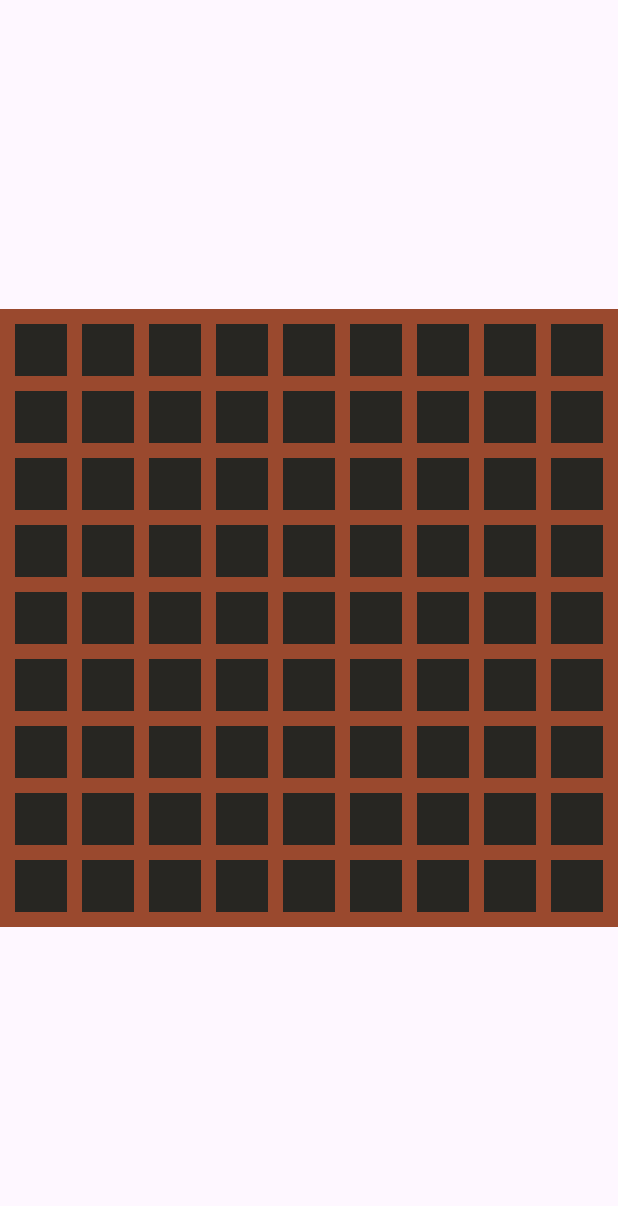
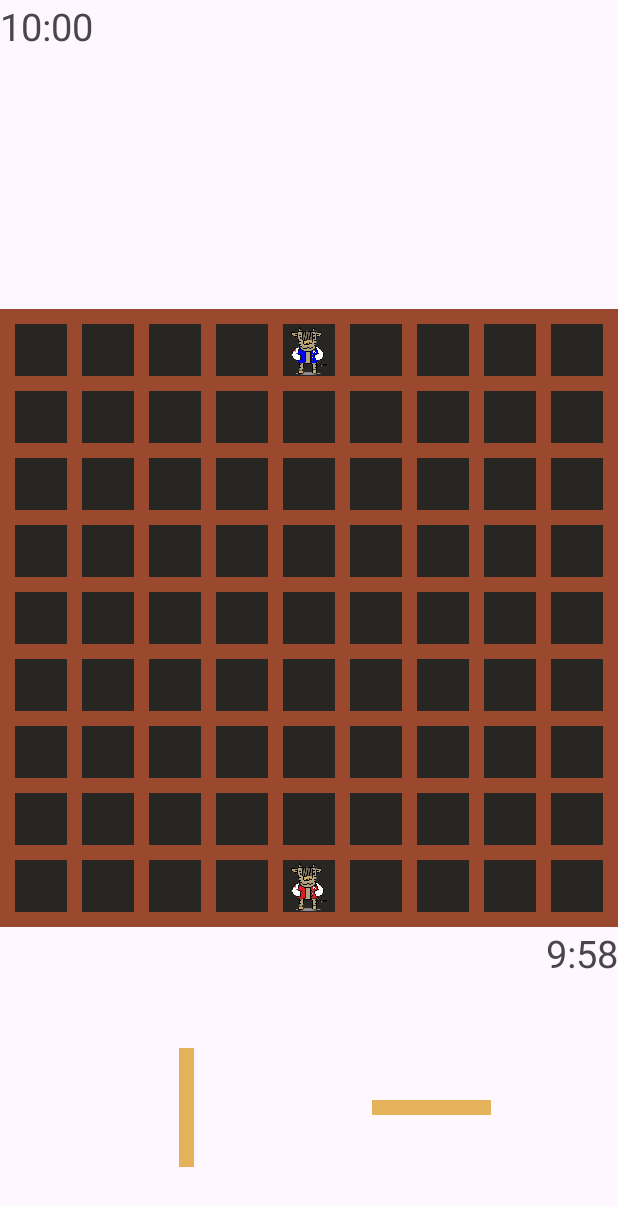
Before and after one commit to DongGi-create/Quoridor, an Android app: the Game1v1 screen opened directly, with no data from a screen before it, on a phone screen of 412 x 824 dp. Shown: the top 1206 px of the screen. Run offline under Robolectric (Android 15) with nearby library versions, the phone set to English and light mode, and no system bars.

Commit message:
wall dragging add

```diff
--- /dev/null
+++ b/app/src/main/java/com/example/quoridor/ingame/FrontPlayer.kt
@@ -0,0 +1,15 @@
+package com.example.quoridor.ingame
+
+import android.widget.ImageView
+import com.example.quoridor.domain.Player
+import com.example.quoridor.domain.utils.PlayerColorType
+
+class FrontPlayer (
+    val image: ImageView,
+    row: Int,
+    col: Int,
+    uid: String,
+    playerColorType: PlayerColorType
+): Player(10, 10 * 60 * 1000, row, col, uid, playerColorType) {
+
+}
--- a/app/src/main/java/com/example/quoridor/ingame/Game1v1.kt
+++ b/app/src/main/java/com/example/quoridor/ingame/Game1v1.kt
@@ -1,24 +1,46 @@
 package com.example.quoridor.ingame
 
+import android.content.ClipData
+import android.content.ClipDescription
 import android.os.Bundle
-import android.os.PersistableBundle
 import android.util.Log
+import android.view.DragEvent
 import android.view.View
+import android.view.ViewGroup
+import android.widget.ImageView
 import android.widget.LinearLayout
 import androidx.activity.ComponentActivity
-import androidx.core.view.children
 import com.example.quoridor.R
 import com.example.quoridor.databinding.ActivityGame1v1Binding
+import com.example.quoridor.domain.utils.PlayerColorType
+import com.example.quoridor.ingame.utils.Calc
+import com.example.quoridor.ingame.utils.TimeCounter
+import com.example.quoridor.ingame.utils.WallType
 import java.util.LinkedList
 import java.util.Queue
-import kotlin.reflect.typeOf
 
 class Game1v1 : ComponentActivity() {
 //    lateinit var binding: ActivityGame1v1Binding
 
-    private var pieces = Array<Array<LinearLayout?>>(9){Array<LinearLayout?>(9){null} }
-    private var vertWalls = Array<Array<View?>>(8){Array<View?>(8){null} }
-    private var horiWalls = Array<Array<View?>>(8){Array<View?>(8){null} }
+    private val pieces by lazy {
+        Array(9){Array(9){ LinearLayout(applicationContext) } }
+    }
+
+    private val walls by lazy {
+        Array(2){Array(8){Array(8){ View(applicationContext) } }}
+    }
+    private val wallCenters by lazy {
+        Array(2){Array(8){Array(8){ Pair(0F, 0F) } }}
+    }
+
+    private val vertWalls by lazy {
+        walls[WallType.Vertical.ordinal]
+    }
+    private val horiWalls by lazy {
+        walls[WallType.Horizontal.ordinal]
+    }
+
+    private var candidateWall: View? = null
 
     private val dr = arrayOf(1,0,-1,0)
     private val dc = arrayOf(0,1,0,-1)
@@ -28,10 +50,29 @@ class Game1v1 : ComponentActivity() {
     }
 
     private var turn: Int = 0
+    private val timeLimit: Long = 10 * 60 * 1000
 
-    private val player0: Player = Player(0, 4, 0)
-    private val player1: Player = Player(8, 4, 1)
+    private val player0 by lazy{
+        val image = ImageView(applicationContext)
+        image.setImageResource(R.drawable.hobanwoo_red)
+        image.adjustViewBounds = true
+        val lp = ViewGroup.LayoutParams(ViewGroup.LayoutParams.MATCH_PARENT, ViewGroup.LayoutParams.MATCH_PARENT)
+        image.layoutParams = lp
+        FrontPlayer(image,8, 4, "p0", PlayerColorType.RED)
+    }
+    private var timer0: TimeCounter? = null
 
+    private val player1 by lazy {
+        val image = ImageView(applicationContext)
+        image.setImageResource(R.drawable.hobanwoo_blue)
+        image.adjustViewBounds = true
+        val lp = ViewGroup.LayoutParams(ViewGroup.LayoutParams.MATCH_PARENT, ViewGroup.LayoutParams.MATCH_PARENT)
+        image.layoutParams = lp
+        FrontPlayer(image, 0, 4, "p1", PlayerColorType.BLUE)
+    }
+    private var timer1: TimeCounter? = null
+
+    private val DIRTFY_TAG = "Dritfy"
 
     override fun onCreate(savedInstanceState: Bundle?) {
         super.onCreate(savedInstanceState)
@@ -44,8 +85,8 @@ class Game1v1 : ComponentActivity() {
                 Log.d("WeGlonD", tag.toString())
                 Log.d("WeGlonD", "piece found")
                 if(tag != null && tag.length > 2) {
-                    val row = tag.get(1).digitToInt()
-                    val col = tag.get(2).digitToInt()
+                    val row = tag[1].digitToInt()
+                    val col = tag[2].digitToInt()
                     pieces[row][col] = v
                 }
                 v.setOnClickListener{
@@ -57,48 +98,246 @@ class Game1v1 : ComponentActivity() {
                 Log.d("WeGlonD", tag.toString())
                 if(tag != null && tag.length > 2){
                     Log.d("WeGlonD", "wall found")
-                    val row = tag.get(1).digitToInt()
-                    val col = tag.get(2).digitToInt()
-                    when(tag.get(0)) {
+                    val row = tag[1].digitToInt()
+                    val col = tag[2].digitToInt()
+                    var type = -1
+                    when(tag[0]) {
                         'v' -> {
-                            vertWalls[row][col] = v
+                            type = WallType.Vertical.ordinal
                         }
                         'h' -> {
-                            horiWalls[row][col] = v
+                            type = WallType.Horizontal.ordinal
                         }
+                    }
+
+                    if (type == -1) continue
+                    walls[type][row][col] = v
+                }
+            }
+        }
+        Log.d("WeGlonD", vertWalls[5][5].toString())
+
+        pieces[8][4].addView(player0.image)
+        timer0 = TimeCounter(this, binding.p0Timer, timeLimit)
+        pieces[0][4].addView(player1.image)
+        timer1 = TimeCounter(this, binding.p1Timer, timeLimit)
+
+        timer0?.start()
+    }
+
+    override fun onResume() {
+        super.onResume()
+
+        for (i in 0 until binding.gameBoardLayout.childCount){
+            val v = binding.gameBoardLayout.getChildAt(i)
+            if (v !is LinearLayout) {
+                val tag = v.tag as? String
+                if(tag != null && tag.length > 2){
+                    val row = tag[1].digitToInt()
+                    val col = tag[2].digitToInt()
+                    var type = -1
+                    when(tag[0]) {
+                        'v' -> {
+                            type = WallType.Vertical.ordinal
+
+                        }
+                        'h' -> {
+                            type = WallType.Horizontal.ordinal
+                        }
+                    }
+
+                    if (type == -1) continue
+
+                    v.post{
+                        val cx = v.x+v.width/2
+                        val cy = v.y+v.height/2
+                        wallCenters[type][row][col] = Pair(cx, cy)
+                        Log.d(DIRTFY_TAG, "center of ${tag[0]}$row$col: ($cx, $cy)")
                     }
                 }
             }
         }
-        Log.d("WeGlonD", vertWalls[5][5].toString())
+
+        walls[WallType.Vertical.ordinal][0][0].post {
+            val short = vertWalls[0][0].width
+            val long = vertWalls[0][0].height
+
+            var lp = binding.vertWall.layoutParams
+            lp.width = short
+            lp.height = long
+            binding.vertWall.layoutParams = lp
+            Log.d(DIRTFY_TAG, "vw w:${binding.vertWall.width}, h:${binding.vertWall.height}")
+
+            lp = binding.horiWall.layoutParams
+            lp.width = long
+            lp.height = short
+            binding.horiWall.layoutParams = lp
+        }
+
+
+        binding.vertWallLayout.apply{
+            tag = "chooseVertWall"
+            setOnLongClickListener {
+                wallChooseLongClick(it)
+            }
+        }
+
+        binding.horiWallLayout.apply {
+            tag = "chooseHoriWall"
+            setOnLongClickListener {
+                wallChooseLongClick(it)
+            }
+        }
+
+        binding.gameBoardLayout.setOnDragListener { _, dragEvent ->
+            when(dragEvent.action){
+                DragEvent.ACTION_DRAG_STARTED -> {
+                    dragEvent.clipDescription.hasMimeType(ClipDescription.MIMETYPE_TEXT_PLAIN)
+                }
+
+                DragEvent.ACTION_DRAG_ENTERED -> true
+
+                DragEvent.ACTION_DRAG_LOCATION -> {
+                    if (candidateWall != null) {
+                        candidateWall!!.visibility = View.INVISIBLE
+                        candidateWall = null
+                    }
+
+                    val x = dragEvent.x
+                    val y = dragEvent.y
+
+                    Log.d("Dirtfy", "DRAG_LOCATION: ($x, $y)")
+
+                    var wallType = 0
+                    when((dragEvent.localState as View).tag){
+                        "chooseVertWall" -> {
+                            wallType = WallType.Vertical.ordinal
+                        }
+                        "chooseHoriWall" -> {
+                            wallType = WallType.Horizontal.ordinal
+                        }
+                    }
+
+                    val wallCenters = wallCenters[wallType]
+                    val walls = walls[wallType]
+
+                    var minDis = -1F
+                    var nearestPair = Pair(0, 0)
+                    for (r in 0 .. 7){
+                        for (c in 0 .. 7){
+                            val distance = Calc.distance(Pair(x, y), wallCenters[r][c])
+                            if (minDis == -1F || distance < minDis){
+                                minDis = distance
+                                nearestPair = Pair(r, c)
+                            }
+                        }
+                    }
+
+                    if (walls[nearestPair.first][nearestPair.second].visibility != View.VISIBLE){
+                        candidateWall = walls[nearestPair.first][nearestPair.second]
+                        candidateWall!!.visibility = View.VISIBLE
+                    }
+
+                    true
+                }
+
+                DragEvent.ACTION_DROP -> {
+                    if (candidateWall != null){
+                        candidateWall!!.visibility = View.VISIBLE
+                        candidateWall = null
+
+                        if (turn == 0){
+                            timer0?.pause()
+                            timer1?.start()
+                            turn = 1
+                        }
+                        else{
+                            timer1?.pause()
+                            timer0?.start()
+                            turn = 0
+                        }
+                    }
+
+                    true
+                }
+
+                DragEvent.ACTION_DRAG_EXITED -> {
+                    if (candidateWall != null) {
+                        candidateWall!!.visibility = View.INVISIBLE
+                        candidateWall = null
+                    }
+
+                    true
+                }
+
+                DragEvent.ACTION_DRAG_ENDED -> {
+                    Log.d(DIRTFY_TAG, "DRAG_ENDED ${dragEvent.result}")
+
+                    true
+                }
+
+                else -> false
+            }
+        }
     }
 
     fun pieceClick(v:LinearLayout){
+        val row = v.tag.toString()[1].digitToInt()
+        val col = v.tag.toString()[2].digitToInt()
 
+        if (turn == 0){
+            timer0?.pause()
+            movePlayer(player0, row, col)
+            timer1?.start()
+            turn = 1
+        }
+        else {
+            timer1?.pause()
+            movePlayer(player1, row, col)
+            timer0?.start()
+            turn = 0
+        }
+    }
+
+    fun movePlayer(player: FrontPlayer, row: Int, col: Int){
+        val pre_row = player.row
+        val pre_col = player.col
+        pieces[pre_row][pre_col].removeAllViews()
+
+        player.row = row
+        player.col = col
+        pieces[row][col].addView(player.image)
+    }
+
+    fun wallChooseLongClick(view: View): Boolean {
+        val dragData = ClipData(
+            view.tag as? CharSequence,
+            arrayOf(ClipDescription.MIMETYPE_TEXT_PLAIN),
+            ClipData.Item(view.tag as? CharSequence)
+        )
+        val shadow = View.DragShadowBuilder(view)
+
+        return view.startDragAndDrop(dragData, shadow, view, 0)
     }
 
     fun canMove(fr: Int, fc: Int, tr: Int, tc: Int, dir: Int): Boolean{
         if (tr > 8 || tr < 0 || tc > 8 || tc < 0) return false
         when(dir){
             0 -> { // 아래
-                if ( (fc < 8 && horiWalls[fr][fc]!!.visibility == View.VISIBLE) || (fc > 0 && horiWalls[fr][fc-1]!!.visibility == View.VISIBLE) )
-                    return false
-                return true
+                return !( (fc < 8 && horiWalls[fr][fc].visibility == View.VISIBLE) ||
+                          (fc > 0 && horiWalls[fr][fc-1].visibility == View.VISIBLE) )
             }
             1 -> { // 오른쪽
-                if ( (fr < 8 && vertWalls[fr][fc]!!.visibility == View.VISIBLE) || (fr > 0 && vertWalls[fr-1][fc]!!.visibility == View.VISIBLE) )
-                    return false
-                return true
+                return !( (fr < 8 && vertWalls[fr][fc].visibility == View.VISIBLE) ||
+                          (fr > 0 && vertWalls[fr-1][fc].visibility == View.VISIBLE) )
             }
             2 -> { // 위
-                if ( (fc < 8 && horiWalls[fr-1][fc]!!.visibility == View.VISIBLE) || (fc > 0 && horiWalls[fr-1][fc-1]!!.visibility == View.VISIBLE) )
-                    return false
-                return true
+                return !( (fc < 8 && horiWalls[fr-1][fc].visibility == View.VISIBLE) ||
+                          (fc > 0 && horiWalls[fr-1][fc-1].visibility == View.VISIBLE) )
             }
             3 -> { // 왼쪽
-                if ( (fr < 8 && vertWalls[fr][fc-1]!!.visibility == View.VISIBLE) || (fr > 0 && vertWalls[fr-1][fc-1]!!.visibility == View.VISIBLE) )
-                    return false
-                return true
+                return !( (fr < 8 && vertWalls[fr][fc-1].visibility == View.VISIBLE) ||
+                          (fr > 0 && vertWalls[fr-1][fc-1].visibility == View.VISIBLE) )
             }
         }
         return false
--- a/app/src/main/java/com/example/quoridor/ingame/Player.kt
+++ /dev/null
@@ -1,8 +0,0 @@
-package com.example.quoridor.ingame
-
-class Player (row: Int, col: Int, num: Int){
-
-    var select: Boolean = false
-
-
-}
--- /dev/null
+++ b/app/src/main/java/com/example/quoridor/ingame/utils/TimeCounter.kt
@@ -0,0 +1,42 @@
+package com.example.quoridor.ingame.utils
+
+import android.app.Activity
+import android.widget.TextView
+import java.util.Timer
+import kotlin.concurrent.timer
+
+class TimeCounter(
+    val activity: Activity,
+    val time_tv: TextView,
+    val duration: Long
+    ) {
+
+    private var left = duration
+    private lateinit var timerTask: Timer
+    private var period = 1000L
+
+    fun start(){
+        timerTask = timer(period = period){
+            left -= period
+
+            val min = left/(60 * 1000)
+            val sec = left%(60 * 1000) / 1000
+            val text = "$min:$sec"
+
+            activity.runOnUiThread{
+                time_tv.text = text
+            }
+        }
+    }
+
+    fun pause(){
+        timerTask.cancel()
+    }
+
+    fun reset(){
+        timerTask.cancel()
+
+        left = duration
+        time_tv.text = "10:00"
+    }
+}
--- /dev/null
+++ b/app/src/main/java/com/example/quoridor/ingame/utils/WallType.kt
@@ -0,0 +1,5 @@
+package com.example.quoridor.ingame.utils
+
+enum class WallType {
+    Vertical, Horizontal
+}
--- a/app/src/main/res/layout/activity_game1v1.xml
+++ b/app/src/main/res/layout/activity_game1v1.xml
@@ -4,6 +4,75 @@
     xmlns:tools="http://schemas.android.com/tools"
     android:layout_width="match_parent"
     android:layout_height="match_parent">
+
+    <TextView
+        android:id="@+id/p1_timer"
+        android:layout_width="wrap_content"
+        android:layout_height="wrap_content"
+        android:text="10:00"
+        android:textSize="25sp"
+        app:layout_constraintTop_toTopOf="parent"
+        app:layout_constraintLeft_toLeftOf="parent"/>
+
+    <TextView
+        android:id="@+id/p0_timer"
+        android:layout_width="wrap_content"
+        android:layout_height="wrap_content"
+        android:text="10:00"
+        android:textSize="25sp"
+        app:layout_constraintTop_toBottomOf="@id/game_board_layout"
+        app:layout_constraintRight_toRightOf="parent"
+        app:layout_constraintBottom_toTopOf="@id/choose_layout"/>
+
+    <androidx.constraintlayout.widget.ConstraintLayout
+        android:id="@+id/choose_layout"
+        android:layout_width="match_parent"
+        android:layout_height="0dp"
+        app:layout_constraintTop_toBottomOf="@id/p0_timer"
+        app:layout_constraintBottom_toBottomOf="parent">
+
+        <LinearLayout
+            android:id="@+id/vert_wall_layout"
+            android:layout_width="0dp"
+            android:layout_height="wrap_content"
+            android:gravity="center"
+            app:layout_constraintDimensionRatio="1:1"
+            app:layout_constraintTop_toTopOf="parent"
+            app:layout_constraintBottom_toBottomOf="parent"
+            app:layout_constraintLeft_toLeftOf="parent"
+            app:layout_constraintRight_toLeftOf="@id/hori_wall_layout">
+
+            <View
+                android:id="@+id/vert_wall"
+                android:layout_width="0dp"
+                android:layout_height="0dp"
+                android:background="@color/wall"
+                tools:layout_width="10dp"
+                tools:layout_height="100dp"/>
+        </LinearLayout>
+
+        <LinearLayout
+            android:id="@+id/hori_wall_layout"
+            android:layout_width="wrap_content"
+            android:layout_height="0dp"
+            android:gravity="center"
+            app:layout_constraintDimensionRatio="1:1"
+            app:layout_constraintTop_toTopOf="parent"
+            app:layout_constraintBottom_toBottomOf="parent"
+            app:layout_constraintRight_toRightOf="parent"
+            app:layout_constraintLeft_toRightOf="@id/vert_wall_layout">
+
+            <View
+                android:id="@+id/hori_wall"
+                android:layout_width="0dp"
+                android:layout_height="0dp"
+                android:background="@color/wall"
+                tools:layout_width="100dp"
+                tools:layout_height="10dp"/>
+        </LinearLayout>
+
+    </androidx.constraintlayout.widget.ConstraintLayout>
+
     <androidx.constraintlayout.widget.ConstraintLayout
         android:id="@+id/game_board_layout"
         android:layout_width="0dp"
--- a/build.gradle
+++ b/build.gradle
@@ -4,7 +4,7 @@ buildscript {
     }
 }// Top-level build file where you can add configuration options common to all sub-projects/modules.
 plugins {
-    id 'com.android.application' version '8.0.1' apply false
-    id 'com.android.library' version '8.0.1' apply false
+    id 'com.android.application' version '8.0.2' apply false
+    id 'com.android.library' version '8.0.2' apply false
     id 'org.jetbrains.kotlin.android' version '1.8.20' apply false
 }
```
Also changed, not shown: app/src/main/java/com/example/quoridor/ingame/utils/Calc.kt (added, +12 -0 lines).
